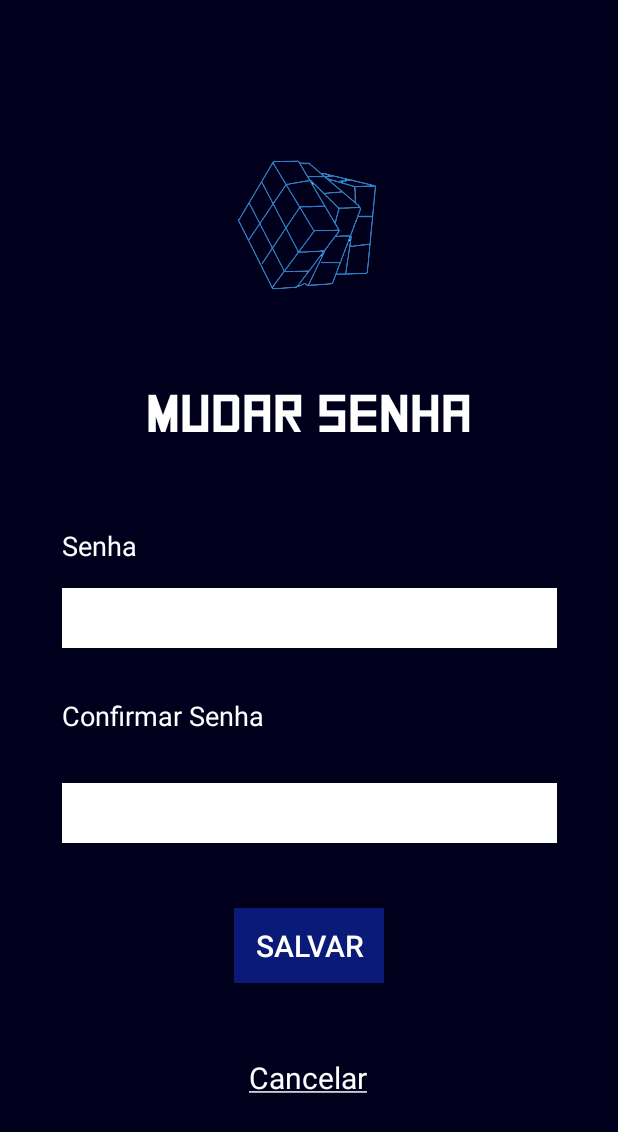
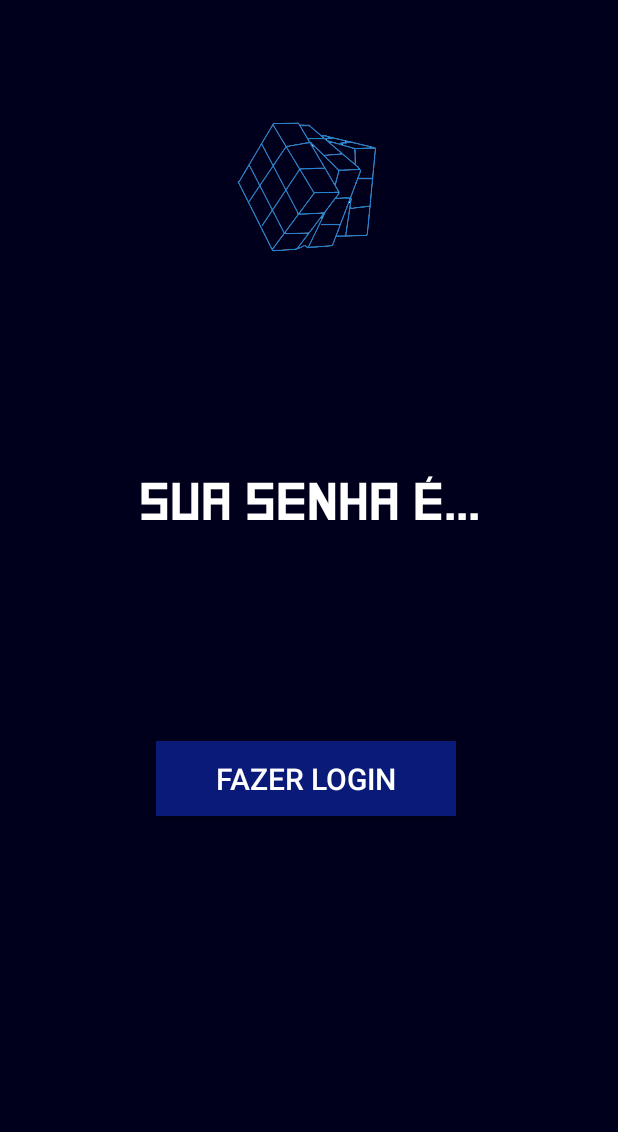
Before and after one commit to carolpazini/TCC, an Android app: the RecuperaSenhaActivity screen opened directly, with no data from a screen before it, on a phone screen of 412 x 824 dp. Shown: the top 1132 px of the screen. Run offline under Robolectric (Android 15) with nearby library versions, the phone set to English and light mode, and no system bars.

Commit message:
ta dificil, é so a sofrencia

```diff
--- a/Quiz/app/src/main/java/tcc/quizdaprogramacao/BD/Contact.java
+++ b/Quiz/app/src/main/java/tcc/quizdaprogramacao/BD/Contact.java
@@ -1,16 +1,12 @@
 package tcc.quizdaprogramacao.BD;
 
-/**
- * Created by Alaeddin on 5/14/2017.
- */
 
 public class Contact {
     int Id;
     String Name,Email,UserName,Password;
 
 
-   // public  void SetId(int id){this.Id=id; }
-    //public  int GetId(){return Id;}
+
 
     public void SetName(String name){
         this.Name=name;
--- a/Quiz/app/src/main/java/tcc/quizdaprogramacao/BD/DatabaseHelper.java
+++ b/Quiz/app/src/main/java/tcc/quizdaprogramacao/BD/DatabaseHelper.java
@@ -7,9 +7,6 @@ import android.database.sqlite.SQLiteDatabase;
 import android.database.sqlite.SQLiteOpenHelper;
 import android.provider.BaseColumns;
 
-/**
- * Created by Alaeddin on 5/14/2017.
- */
 
 public class DatabaseHelper extends SQLiteOpenHelper {
 
@@ -17,19 +14,17 @@ public class DatabaseHelper extends SQLiteOpenHelper {
 
         private static final String TABLE_NAME = "contacts";
         private static final String COLUMN_ID = "Id";
-        private static final String COLUMN_NAME = "Name";
         private static final String COLUMN_EMAIL = "Email";
         private static final String COLUMN_USERNAME = "UserName";
         private static final String COLUMN_PASSWORD = "Password";
     }
-    private static final int DATABASE_VERSION = 1;
+    private static final int DATABASE_VERSION = 2;
     private static final String DATABASE_NAME = "contacts.db";
     SQLiteDatabase db;
 
     private static final String SQL_CREATE_ENTRIES=
                     "CREATE TABLE "+ FeedEntry.TABLE_NAME +" ("+
                     FeedEntry.COLUMN_ID + "  INTEGER PRIMARY KEY," +
-                    FeedEntry.COLUMN_NAME + " TEXT," +
                     FeedEntry.COLUMN_EMAIL + " TEXT," +
                     FeedEntry.COLUMN_USERNAME + " TEXT,"+
                     FeedEntry.COLUMN_PASSWORD +" TEXT)";
@@ -51,8 +46,7 @@ public class DatabaseHelper extends SQLiteOpenHelper {
 
     @Override
     public void onUpgrade(SQLiteDatabase db, int oldVersion, int newVersion) {
-        // This database is only a cache for online data, so its upgrade policy is
-        // to simply to discard the data and start over
+
         db.execSQL(SQL_DELETE_ENTRIES);
         onCreate(db);
     }
@@ -63,14 +57,13 @@ public class DatabaseHelper extends SQLiteOpenHelper {
 
     public void InsertContacts(Contact contact){
         db=getWritableDatabase();
-        //To get , how many column in ur table
+
         String query="SELECT * FROM "+ FeedEntry.TABLE_NAME;
         Cursor cursor=db.rawQuery(query,null);
         int count=cursor.getCount();
 
         ContentValues contentvalues=new ContentValues();
         contentvalues.put(FeedEntry.COLUMN_ID,count+1);
-        contentvalues.put(FeedEntry.COLUMN_NAME, contact.GetName());
         contentvalues.put(FeedEntry.COLUMN_EMAIL, contact.GetEmail());
         contentvalues.put(FeedEntry.COLUMN_USERNAME, contact.GetUserName());
         contentvalues.put(FeedEntry.COLUMN_PASSWORD, contact.GetPassword());
@@ -78,12 +71,13 @@ public class DatabaseHelper extends SQLiteOpenHelper {
         db.close();
     }
 
+    //usado na classe LoginActivity
     public String LoginIn(String Username){
     db=this.getReadableDatabase();
         String query="SELECT UserName,Password FROM  "+ FeedEntry.TABLE_NAME;
         Cursor corsor=db.rawQuery(query,null);
         String username,password;
-        password="Not found";
+        password="Não Encontrado";
         if(corsor.moveToFirst()){
             do{
                 username=corsor.getString(0);
@@ -96,6 +90,7 @@ public class DatabaseHelper extends SQLiteOpenHelper {
         return  password;
     }
 
+    //usado na classe SenhaActivity
     public String Recupera(String Email){
         db=this.getReadableDatabase();
         String query="SELECT Email FROM  "+ FeedEntry.TABLE_NAME;
@@ -113,4 +108,23 @@ public class DatabaseHelper extends SQLiteOpenHelper {
         return  email;
     }
 
+    //usado na classe RecuperaSenhaActivity
+    public String MostraSenha(String Password){
+        db=this.getReadableDatabase();
+        String query="SELECT Password FROM  "+ FeedEntry.TABLE_NAME;
+        Cursor cursor=db.rawQuery(query,null);
+        String password;
+        password="Não Encontrado";
+        if(cursor.moveToFirst()){
+            do{
+                password=cursor.getString(0);
+                if(password.contentEquals(Password)){
+                    password=cursor.getString(cursor.getColumnIndex(Password));
+                    break;
+                }
+            }while (cursor.moveToNext());
+        }
+        return  password;
+    }
+
 }
--- a/Quiz/app/src/main/java/tcc/quizdaprogramacao/CadastroActivity.java
+++ b/Quiz/app/src/main/java/tcc/quizdaprogramacao/CadastroActivity.java
@@ -40,7 +40,7 @@ public class CadastroActivity extends AppCompatActivity {
             {
                 Toast.makeText(this, "Preenchimento Obrigatório!", Toast.LENGTH_SHORT).show();
             }else {
-                //Insert infor to Database
+                //Insere informações pro banco de dados
                 Contact contact=new Contact();
                 contact.SetEmail(EmailStr);
                 contact.SetUserName(UserNameStr);
@@ -48,7 +48,7 @@ public class CadastroActivity extends AppCompatActivity {
                 helper.InsertContacts(contact);
 
                 Intent loginIntent=new Intent(this,LoginActivity.class);
-                //Send Data
+                //Envia dados
                 loginIntent.putExtra("UserName",UserNameStr);
                 loginIntent.putExtra("Password",PasswordStr);
 
--- a/Quiz/app/src/main/java/tcc/quizdaprogramacao/QuestoesBDActivity.java
+++ b/Quiz/app/src/main/java/tcc/quizdaprogramacao/QuestoesBDActivity.java
@@ -98,7 +98,7 @@ class QuestoesBDActivity extends SQLiteOpenHelper {
     }
 
 
-    List<QuestoesActivity> getAllOfTheQuestions() {
+    List<tcc.quizdaprogramacao.QuestoesActivity> getAllOfTheQuestions() {
 
         List<QuestoesActivity> questionsList = new ArrayList<>();
         SQLiteDatabase db = this.getWritableDatabase();
--- a/Quiz/app/src/main/java/tcc/quizdaprogramacao/QuestoesBDGameActivity.java
+++ b/Quiz/app/src/main/java/tcc/quizdaprogramacao/QuestoesBDGameActivity.java
@@ -22,7 +22,7 @@ public class QuestoesBDGameActivity extends AppCompatActivity {
     TextView questionText, triviaQuizText, timeText, resultText, coinText;
     QuestoesBDActivity questoesBDActivity;
     QuestoesActivity currentQuestion;
-    List<QuestoesActivity> list;
+    List<tcc.quizdaprogramacao.QuestoesActivity> list;
     int qid = 0;
     int timeValue = 30;
     int coinValue = 0;
--- a/Quiz/app/src/main/java/tcc/quizdaprogramacao/QuestoesFundamentosTIActivity.java
+++ b/Quiz/app/src/main/java/tcc/quizdaprogramacao/QuestoesFundamentosTIActivity.java
@@ -58,7 +58,7 @@ class QuestoesFundamentosTIActivity extends SQLiteOpenHelper {
         /*7*/   arraylist.add(new QuestoesActivity("A melhor alternativa para evitar perda de dados é...","Fazer backups regularmente","Usar senhas com mais de 4 digitos","Não usar computadores públicos","Fazer backups regularmente"));
         /*8*/   arraylist.add(new QuestoesActivity("São operadores booleanos...","IN, OUT, OFF","NOT, OR, AND","YES, NO","NOT, OR, AND"));
         /*9*/   arraylist.add(new QuestoesActivity("Um computador de grande porte, usado para o processamento de muitos dados é o...","Mainframe","Supercomputador","Computação investível","Mainframe"));
-        /*10*/   arraylist.add(new QuestoesActivity("Como é chamando o sistema de numeração com base 2?","Sistema decimal","Sistema binário","Sistema duodecimal","Sistema binário"));
+        /*10*/  arraylist.add(new QuestoesActivity("Como é chamando o sistema de numeração com base 2?","Sistema decimal","Sistema binário","Sistema duodecimal","Sistema binário"));
 
 
         this.addAllQuestions(arraylist);
--- a/Quiz/app/src/main/java/tcc/quizdaprogramacao/RecuperaSenhaActivity.java
+++ b/Quiz/app/src/main/java/tcc/quizdaprogramacao/RecuperaSenhaActivity.java
@@ -7,20 +7,33 @@ import android.os.Bundle;
 import android.view.View;
 import android.widget.TextView;
 
+import tcc.quizdaprogramacao.BD.DatabaseHelper;
+
 public class RecuperaSenhaActivity extends AppCompatActivity {
+    DatabaseHelper helper = new DatabaseHelper(this);
+
 
     @Override
     protected void onCreate(Bundle savedInstanceState) {
+
         super.onCreate(savedInstanceState);
         setContentView(R.layout.activity_recupera_senha);
-        //Codigo para colocar sublinhado no TextView
-        TextView textView = (TextView) findViewById(R.id.txtCancelar);
-        textView.setPaintFlags(textView.getPaintFlags() | Paint.UNDERLINE_TEXT_FLAG);
+
+
+        //Codigo para mostrar a senha inserida no BD
+        String PasswordStr=getIntent().getStringExtra("Password");
+        TextView PasswordTV=(TextView)findViewById(R.id.txtMostraSenha);
+        PasswordTV.setText(PasswordStr);
+
+        String password=helper.MostraSenha(PasswordStr);
+
+
+
     }
 
 
     public void proximaTelaSenha(View view) {
-        Intent intent = new Intent(this, SenhaActivity.class);
+        Intent intent = new Intent(this, LoginActivity.class);
         startActivity(intent);
     }
 
--- a/Quiz/app/src/main/java/tcc/quizdaprogramacao/SenhaActivity.java
+++ b/Quiz/app/src/main/java/tcc/quizdaprogramacao/SenhaActivity.java
@@ -25,10 +25,11 @@ public class SenhaActivity extends AppCompatActivity {
 
             String dbEmail=helper.Recupera(EmailStr);
 
+
             if (dbEmail.equals(EmailStr)) {
                 Intent loginIntent = new Intent(this, RecuperaSenhaActivity.class);
-                //Send Data
-                loginIntent.putExtra("UserName", EmailStr);
+                //envia dados
+                loginIntent.putExtra("Password", EmailStr);
 
                 startActivity(loginIntent);
             } else {
--- a/Quiz/app/src/main/res/layout/activity_recupera_senha.xml
+++ b/Quiz/app/src/main/res/layout/activity_recupera_senha.xml
@@ -12,8 +12,6 @@
         android:layout_width="150dp"
         android:layout_height="150dp"
         android:layout_marginTop="51dp"
-        android:layout_marginBottom="139dp"
-        app:layout_constraintBottom_toTopOf="@+id/editMudarSenha"
         app:layout_constraintEnd_toEndOf="parent"
         app:layout_constraintStart_toStartOf="parent"
         app:layout_constraintTop_toTopOf="parent"
@@ -23,106 +21,42 @@
         android:id="@+id/textView10"
         android:layout_width="wrap_content"
         android:layout_height="wrap_content"
-        android:layout_marginTop="229dp"
         android:layout_marginBottom="27dp"
         android:fontFamily="@font/square"
-        android:text="Mudar Senha"
+        android:text="Sua senha é..."
         android:textColor="@color/branco"
         android:textSize="35dp"
-        app:layout_constraintBottom_toTopOf="@+id/textView12"
+        app:layout_constraintBottom_toTopOf="@+id/txtMostraSenha"
         app:layout_constraintEnd_toEndOf="parent"
         app:layout_constraintStart_toStartOf="parent"
-        app:layout_constraintTop_toTopOf="parent" />
+        app:layout_constraintTop_toBottomOf="@+id/imageView8"
+        app:layout_constraintVertical_bias="0.784" />
 
     <TextView
-        android:id="@+id/textView12"
-        android:layout_width="wrap_content"
+        android:id="@+id/txtMostraSenha"
+        android:layout_width="300dp"
         android:layout_height="wrap_content"
-        android:layout_marginBottom="16dp"
-        android:text="Senha"
+        android:layout_marginBottom="48dp"
         android:textColor="@color/branco"
-        android:textSize="18sp"
-        app:layout_constraintBottom_toTopOf="@+id/editMudarSenha"
+        android:textSize="24sp"
+        app:layout_constraintBottom_toTopOf="@+id/btnLogar"
         app:layout_constraintEnd_toEndOf="parent"
-        app:layout_constraintHorizontal_bias="0.0"
-        app:layout_constraintStart_toStartOf="@+id/editMudarSenha" />
-
-    <TextView
-        android:id="@+id/textView13"
-        android:layout_width="wrap_content"
-        android:layout_height="wrap_content"
-        android:text="Confirmar Senha"
-        android:textColor="@color/branco"
-        android:textSize="18sp"
-        app:layout_constraintBottom_toTopOf="@+id/editconfirmaSenha"
-        app:layout_constraintStart_toStartOf="@+id/editconfirmaSenha"
-        app:layout_constraintTop_toBottomOf="@+id/editMudarSenha" />
-
-    <EditText
-        android:id="@+id/editMudarSenha"
-        android:layout_width="330dp"
-        android:layout_height="40dp"
-        android:layout_marginStart="40dp"
-        android:layout_marginLeft="40dp"
-        android:layout_marginEnd="40dp"
-        android:layout_marginRight="40dp"
-        android:layout_marginBottom="148dp"
-        android:background="@color/branco"
-        android:ems="10"
-        android:inputType="textPassword"
-        android:textColor="@color/preto"
-        app:layout_constraintBottom_toTopOf="@+id/btnSalvar"
-        app:layout_constraintEnd_toEndOf="parent"
-        app:layout_constraintStart_toStartOf="parent"
-        app:layout_constraintTop_toBottomOf="@+id/imageView8" />
-
-    <EditText
-        android:id="@+id/editconfirmaSenha"
-        android:layout_width="330dp"
-        android:layout_height="40dp"
-        android:layout_marginStart="40dp"
-        android:layout_marginLeft="40dp"
-        android:layout_marginEnd="40dp"
-        android:layout_marginRight="40dp"
-        android:layout_marginBottom="229dp"
-        android:background="@color/branco"
-        android:ems="10"
-        android:inputType="textPassword"
-        android:textColor="@color/preto"
-        app:layout_constraintBottom_toBottomOf="parent"
-        app:layout_constraintEnd_toEndOf="parent"
-        app:layout_constraintStart_toStartOf="parent"
-        app:layout_constraintTop_toBottomOf="@+id/textView13" />
+        app:layout_constraintHorizontal_bias="0.495"
+        app:layout_constraintStart_toStartOf="parent" />
 
     <Button
-        android:id="@+id/btnSalvar"
-        android:layout_width="100dp"
+        android:id="@+id/btnLogar"
+        android:layout_width="200dp"
         android:layout_height="50dp"
-        android:layout_marginBottom="143dp"
+        android:layout_marginBottom="280dp"
         android:background="@color/azul"
-        android:text="Salvar"
+        android:onClick="proximaTelaSenha"
+        android:text="Fazer Login"
         android:textColor="@color/branco"
         android:textSize="20dp"
         app:layout_constraintBottom_toBottomOf="parent"
         app:layout_constraintEnd_toEndOf="parent"
-        app:layout_constraintStart_toStartOf="parent"
-        app:layout_constraintTop_toBottomOf="@+id/editMudarSenha" />
+        app:layout_constraintHorizontal_bias="0.491"
+        app:layout_constraintStart_toStartOf="parent" />
 
-    <TextView
-        android:id="@+id/txtCancelar"
-        android:layout_width="wrap_content"
-        android:layout_height="wrap_content"
-        android:layout_marginStart="8dp"
-        android:layout_marginLeft="8dp"
-        android:layout_marginEnd="8dp"
-        android:layout_marginRight="8dp"
-        android:layout_marginBottom="92dp"
-        android:onClick="proximaTelaSenha"
-        android:text="Cancelar"
-        android:textColor="@color/branco"
-        android:textSize="20dp"
-        app:layout_constraintBottom_toBottomOf="parent"
-        app:layout_constraintEnd_toEndOf="parent"
-        app:layout_constraintHorizontal_bias="0.498"
-        app:layout_constraintStart_toStartOf="parent" />
 </android.support.constraint.ConstraintLayout>
```
